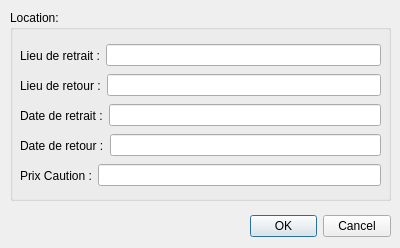
Darhal/Trottipret, file View/viewoffrelocation.ui: the form before one commit.
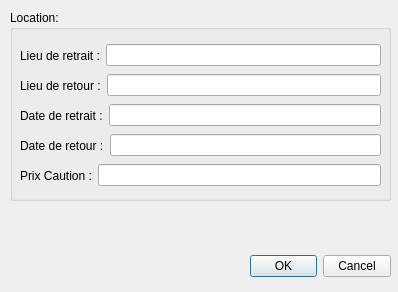
The form after the commit.

```diff
--- a/View/viewoffrelocation.ui
+++ b/View/viewoffrelocation.ui
@@ -6,8 +6,8 @@
    <rect>
     <x>0</x>
     <y>0</y>
-    <width>400</width>
-    <height>248</height>
+    <width>398</width>
+    <height>292</height>
    </rect>
   </property>
   <property name="windowTitle">
@@ -17,7 +17,7 @@
    <property name="geometry">
     <rect>
      <x>250</x>
-     <y>210</y>
+     <y>250</y>
      <width>141</width>
      <height>32</height>
     </rect>
@@ -157,7 +157,7 @@
     <rect>
      <x>10</x>
      <y>210</y>
-     <width>241</width>
+     <width>381</width>
      <height>31</height>
     </rect>
    </property>
```
